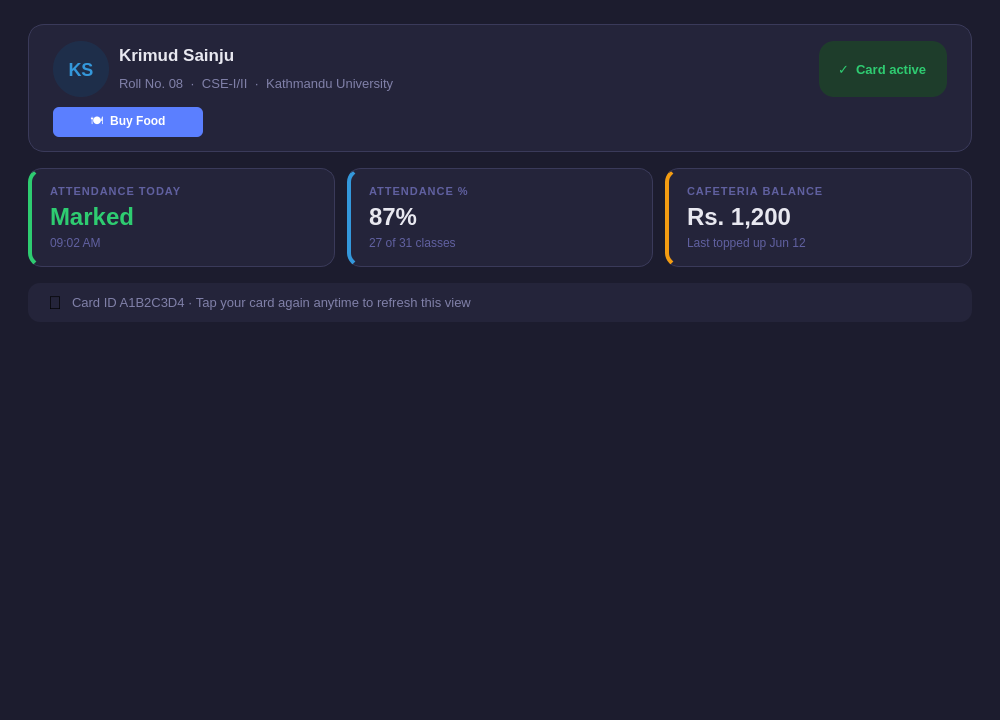
This is ui/StudentDashboardPage.ui in LeluchVIBritannia/RFID-based-student-attendence-system- as Qt 5 draws it before an edit. The edited form follows.
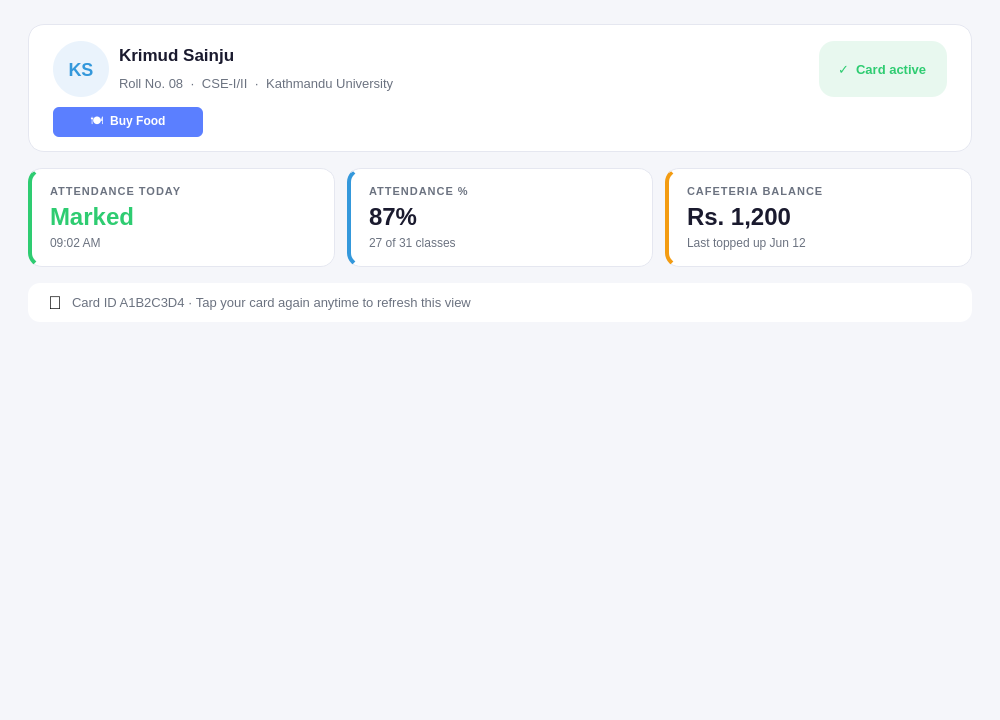
This is the edited form.

What changed in the file:
```diff
--- a/ui/StudentDashboardPage.ui
+++ b/ui/StudentDashboardPage.ui
@@ -14,7 +14,7 @@
    <string>StudentDashboardPage</string>
   </property>
   <property name="styleSheet">
-   <string notr="true">QWidget#StudentDashboardPage { background-color: #1C1C2E; }</string>
+   <string notr="true">QWidget#StudentDashboardPage { background-color: #F5F6FA; }</string>
   </property>
   <layout class="QVBoxLayout" name="rootLayout">
    <property name="spacing">
@@ -58,7 +58,7 @@
        <item>
         <widget class="QFrame" name="profileCard">
          <property name="styleSheet">
-          <string notr="true">QFrame#profileCard { background-color:#24243A; border:1px solid #3A3A5A; border-radius:16px; }</string>
+          <string notr="true">QFrame#profileCard { background-color:#FFFFFF; border:1px solid #E5E7F0; border-radius:16px; }</string>
          </property>
          <layout class="QVBoxLayout" name="profileLayout">
           <property name="spacing">
@@ -93,7 +93,7 @@
                </size>
               </property>
               <property name="styleSheet">
-               <string notr="true">background-color:#1E2E4A; color:#3498DB; border-radius:28px; font-size:18px; font-weight:600;</string>
+               <string notr="true">background-color:#EAF3FC; color:#3498DB; border-radius:28px; font-size:18px; font-weight:600;</string>
               </property>
               <property name="text">
                <string>KS</string>
@@ -111,7 +111,7 @@
               <item>
                <widget class="QLabel" name="labelStudentName">
                 <property name="styleSheet">
-                 <string notr="true">color:#E8E8F0; font-size:17px; font-weight:600; background:transparent; border:none;</string>
+                 <string notr="true">color:#1A1A2E; font-size:17px; font-weight:600; background:transparent; border:none;</string>
                 </property>
                 <property name="text">
                  <string>Krimud Sainju</string>
@@ -121,7 +121,7 @@
               <item>
                <widget class="QLabel" name="labelStudentMeta">
                 <property name="styleSheet">
-                 <string notr="true">color:#8080A8; font-size:13px; background:transparent; border:none;</string>
+                 <string notr="true">color:#6B7280; font-size:13px; background:transparent; border:none;</string>
                 </property>
                 <property name="text">
                  <string>Roll No. 08  ·  CSE-I/II  ·  Kathmandu University</string>
@@ -146,7 +146,7 @@
             <item>
              <widget class="QLabel" name="labelCardStatus">
               <property name="styleSheet">
-               <string notr="true">background-color:#1E3D2B; color:#2ECC71; border-radius:15px; padding:0 16px; font-size:13px; font-weight:600;</string>
+               <string notr="true">background-color:#E8F8EF; color:#2ECC71; border-radius:15px; padding:0 16px; font-size:13px; font-weight:600;</string>
               </property>
               <property name="text">
                <string>✓  Card active</string>
@@ -185,7 +185,7 @@
          <item>
           <widget class="QFrame" name="statCardAttendanceToday">
            <property name="styleSheet">
-            <string notr="true">QFrame#statCardAttendanceToday{background-color:#24243A;border:1px solid #3A3A5A;border-radius:14px;border-left:4px solid #2ECC71;}</string>
+            <string notr="true">QFrame#statCardAttendanceToday{background-color:#FFFFFF;border:1px solid #E5E7F0;border-radius:14px;border-left:4px solid #2ECC71;}</string>
            </property>
            <layout class="QVBoxLayout" name="sc1Layout">
             <property name="spacing">
@@ -206,7 +206,7 @@
             <item>
              <widget class="QLabel" name="sc1Label">
               <property name="styleSheet">
-               <string notr="true">color:#6060A0; font-size:11px; font-weight:600; letter-spacing:1px; background:transparent; border:none;</string>
+               <string notr="true">color:#6B7280; font-size:11px; font-weight:600; letter-spacing:1px; background:transparent; border:none;</string>
               </property>
               <property name="text">
                <string>ATTENDANCE TODAY</string>
@@ -226,7 +226,7 @@
             <item>
              <widget class="QLabel" name="sc1Sub">
               <property name="styleSheet">
-               <string notr="true">color:#6060A0; font-size:12px; background:transparent; border:none;</string>
+               <string notr="true">color:#6B7280; font-size:12px; background:transparent; border:none;</string>
               </property>
               <property name="text">
                <string>09:02 AM</string>
@@ -239,7 +239,7 @@
          <item>
           <widget class="QFrame" name="statCardAttendancePct">
            <property name="styleSheet">
-            <string notr="true">QFrame#statCardAttendancePct{background-color:#24243A;border:1px solid #3A3A5A;border-radius:14px;border-left:4px solid #3498DB;}</string>
+            <string notr="true">QFrame#statCardAttendancePct{background-color:#FFFFFF;border:1px solid #E5E7F0;border-radius:14px;border-left:4px solid #3498DB;}</string>
            </property>
            <layout class="QVBoxLayout" name="sc2Layout">
             <property name="spacing">
@@ -260,7 +260,7 @@
             <item>
              <widget class="QLabel" name="sc2Label">
               <property name="styleSheet">
-               <string notr="true">color:#6060A0; font-size:11px; font-weight:600; letter-spacing:1px; background:transparent; border:none;</string>
+               <string notr="true">color:#6B7280; font-size:11px; font-weight:600; letter-spacing:1px; background:transparent; border:none;</string>
               </property>
               <property name="text">
                <string>ATTENDANCE %</string>
@@ -270,7 +270,7 @@
             <item>
              <widget class="QLabel" name="sc2Value">
               <property name="styleSheet">
-               <string notr="true">color:#E8E8F0; font-size:24px; font-weight:700; background:transparent; border:none;</string>
+               <string notr="true">color:#1A1A2E; font-size:24px; font-weight:700; background:transparent; border:none;</string>
               </property>
               <property name="text">
                <string>87%</string>
@@ -280,7 +280,7 @@
             <item>
              <widget class="QLabel" name="sc2Sub">
               <property name="styleSheet">
-               <string notr="true">color:#6060A0; font-size:12px; background:transparent; border:none;</string>
+               <string notr="true">color:#6B7280; font-size:12px; background:transparent; border:none;</string>
               </property>
               <property name="text">
                <string>27 of 31 classes</string>
@@ -293,7 +293,7 @@
          <item>
           <widget class="QFrame" name="statCardBalance">
            <property name="styleSheet">
-            <string notr="true">QFrame#statCardBalance{background-color:#24243A;border:1px solid #3A3A5A;border-radius:14px;border-left:4px solid #F39C12;}</string>
+            <string notr="true">QFrame#statCardBalance{background-color:#FFFFFF;border:1px solid #E5E7F0;border-radius:14px;border-left:4px solid #F39C12;}</string>
            </property>
            <layout class="QVBoxLayout" name="sc3Layout">
             <property name="spacing">
@@ -314,7 +314,7 @@
             <item>
              <widget class="QLabel" name="sc3Label">
               <property name="styleSheet">
-               <string notr="true">color:#6060A0; font-size:11px; font-weight:600; letter-spacing:1px; background:transparent; border:none;</string>
+               <string notr="true">color:#6B7280; font-size:11px; font-weight:600; letter-spacing:1px; background:transparent; border:none;</string>
               </property>
               <property name="text">
                <string>CAFETERIA BALANCE</string>
@@ -324,7 +324,7 @@
             <item>
              <widget class="QLabel" name="sc3Value">
               <property name="styleSheet">
-               <string notr="true">color:#E8E8F0; font-size:24px; font-weight:700; background:transparent; border:none;</string>
+               <string notr="true">color:#1A1A2E; font-size:24px; font-weight:700; background:transparent; border:none;</string>
               </property>
               <property name="text">
                <string>Rs. 1,200</string>
@@ -334,7 +334,7 @@
             <item>
              <widget class="QLabel" name="sc3Sub">
               <property name="styleSheet">
-               <string notr="true">color:#6060A0; font-size:12px; background:transparent; border:none;</string>
+               <string notr="true">color:#6B7280; font-size:12px; background:transparent; border:none;</string>
               </property>
               <property name="text">
                <string>Last topped up Jun 12</string>
@@ -349,7 +349,7 @@
        <item>
         <widget class="QFrame" name="footerBar">
          <property name="styleSheet">
-          <string notr="true">QFrame#footerBar{background-color:#24243A;border-radius:12px;}</string>
+          <string notr="true">QFrame#footerBar{background-color:#FFFFFF;border-radius:12px;}</string>
          </property>
          <layout class="QHBoxLayout" name="footerLayout">
           <property name="spacing">
@@ -374,7 +374,7 @@
           <item>
            <widget class="QLabel" name="labelFooterText">
             <property name="styleSheet">
-             <string notr="true">color:#8080A8; font-size:13px; background:transparent; border:none;</string>
+             <string notr="true">color:#6B7280; font-size:13px; background:transparent; border:none;</string>
             </property>
             <property name="text">
              <string>Card ID A1B2C3D4 · Tap your card again anytime to refresh this view</string>
```
Left out of the diff: 12 changed lines with no effect on the pictures.
